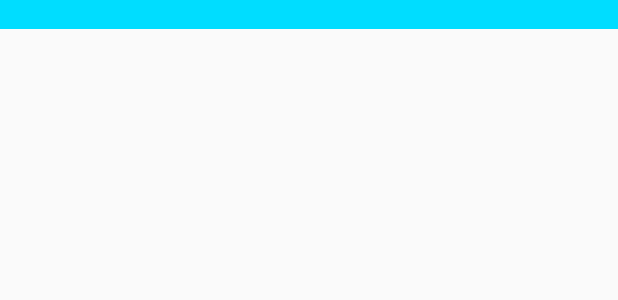
After one commit to LolWalid/tasks, an Android app: the layout task_view_holder.xml on its own in the app's theme, with its tools: preview values and no code run, on a phone screen of 412 x 824 dp. The commit adds this screen. Shown: the top 300 px of the screen. Run offline under Robolectric (Android 15) with nearby library versions, the phone set to English and light mode, and no system bars.

Commit message:
add recycler view

```diff
--- /dev/null
+++ b/app/src/main/res/layout/task_view_holder.xml
@@ -0,0 +1,11 @@
+<?xml version="1.0" encoding="utf-8"?>
+<LinearLayout xmlns:android="http://schemas.android.com/apk/res/android"
+    android:orientation="vertical" android:layout_width="match_parent"
+    android:layout_height="wrap_content">
+
+    <TextView
+        android:id="@+id/task_title"
+        android:background="@android:color/holo_blue_bright"
+        android:layout_width="match_parent"
+        android:layout_height="wrap_content" />
+</LinearLayout>
```
Also changed, not shown: app/src/main/java/com/edupad/tasks/views/fragments/HeaderFragment.kt (+10 -20 lines), app/src/main/java/com/edupad/tasks/views/tasks/TasksAdapter.kt (added, +30 -0 lines), app/src/main/res/layout/main_fragment_layout.xml (+5 -9 lines).
